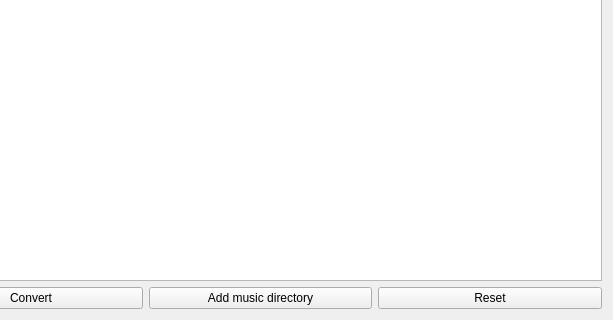
Before: the Qt Designer form mainwindow.ui in Bleuzen/FFaudioConverter, drawn with Qt 5; both pictures show x 92 to 705 and y 209 to 529 of the 705 by 529 pixel window.
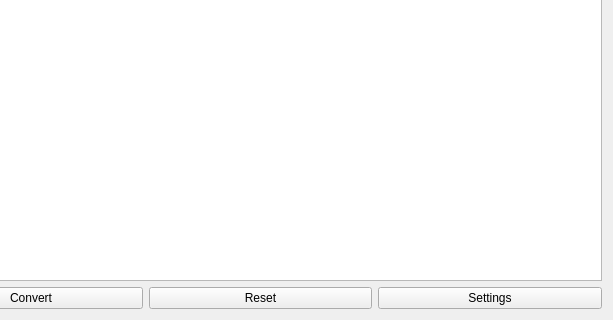
After: the same form once the commit is applied.

Commit message: added settings dialog

Patch:
```diff
--- a/mainwindow.ui
+++ b/mainwindow.ui
@@ -38,16 +38,16 @@
        </widget>
       </item>
       <item>
-       <widget class="QPushButton" name="pushButton_AddMusicDir">
+       <widget class="QPushButton" name="pushButton_Clear">
         <property name="text">
-         <string>Add music directory</string>
+         <string>Reset</string>
         </property>
        </widget>
       </item>
       <item>
-       <widget class="QPushButton" name="pushButton_Clear">
+       <widget class="QPushButton" name="pushButton_Settings">
         <property name="text">
-         <string>Reset</string>
+         <string>Settings</string>
         </property>
        </widget>
       </item>
```
The commit also changes 6 other files.
